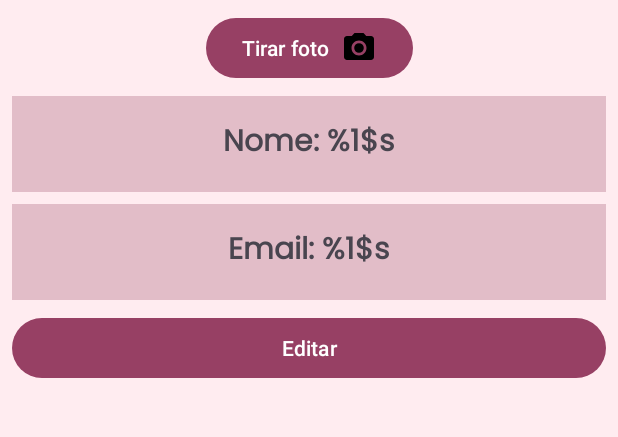
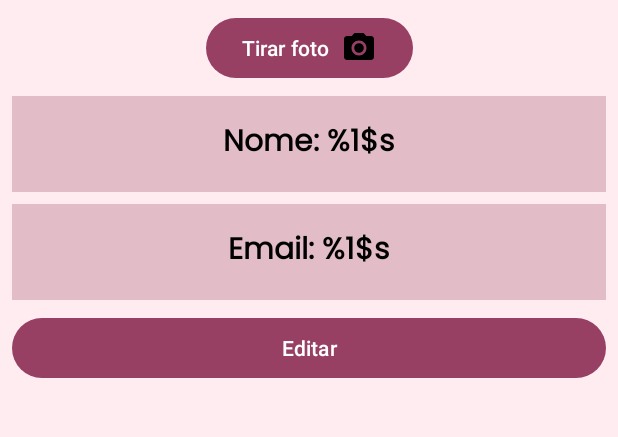
Before and after one commit to joaoaraujo0/TrabalhoAndroid, an Android app: the layout fragment_perfil_estagiario.xml on its own in the app's theme, with its tools: preview values and no code run, on a phone screen of 412 x 824 dp, the part 378-815 px from its top. Run offline under Robolectric (Android 15) with nearby library versions, the phone set to English and light mode, and no system bars; Roboto replaces fonts that are not available here.

Commit message:
Commit final atts 1.0

```diff
--- a/app/src/main/java/com/unaerp/trabalhoandroid/CadastroUsuarioActivity.kt
+++ b/app/src/main/java/com/unaerp/trabalhoandroid/CadastroUsuarioActivity.kt
@@ -93,7 +93,6 @@ class CadastroUsuarioActivity : AppCompatActivity() {
         val currentUser = FirebaseAuth.getInstance().currentUser
         if (currentUser != null) {
             val userId = currentUser.uid
-
             db.collection("InformacoesPerfil")
                 .document(userId)
                 .set(user)
--- a/app/src/main/res/layout/fragment_anunciar_vaga.xml
+++ b/app/src/main/res/layout/fragment_anunciar_vaga.xml
@@ -36,7 +36,6 @@
                     android:layout_height="wrap_content"
                     android:layout_margin="8dp"
                     android:fontFamily="@font/roboto_medium"
-
                     />
             </com.google.android.material.textfield.TextInputLayout>
 
--- a/app/src/main/res/layout/fragment_perfil_estagiario.xml
+++ b/app/src/main/res/layout/fragment_perfil_estagiario.xml
@@ -67,9 +67,9 @@
             android:textSize="20sp"
             android:textStyle="bold"
             android:layout_margin="8dp"
+            android:textColor="@color/preto"
             app:layout_constraintTop_toBottomOf="@+id/botaoTirarFoto"
             android:fontFamily="@font/poppins"
-
             />
 
         <com.google.android.material.textview.MaterialTextView
@@ -84,6 +84,8 @@
             android:padding="15dp"
             android:textSize="20sp"
             android:textStyle="bold"
+            android:textColor="@color/preto"
+
             android:layout_margin="8dp"
             app:layout_constraintTop_toBottomOf="@+id/nomeEstagiario"
             android:fontFamily="@font/poppins"
--- a/app/src/main/res/values/strings.xml
+++ b/app/src/main/res/values/strings.xml
@@ -57,7 +57,7 @@
     <string name="text_localidadeCadastro"> Localidade</string>
     <string name="emailContatoCadastro"> E-mail de Contato</string>
     <string name="telefoneContatoCadastro"> Telefone de Contato</string>
-    <string name="anuncianteCadastro"> Nome da empresa</string>
+    <string name="anuncianteCadastro">Nome da empresa</string>
     <string name="datainicioCadastro"> Data de Inicio</string>
     <string name="datafinalCadastro"> Data de vencimento</string>
 
```
